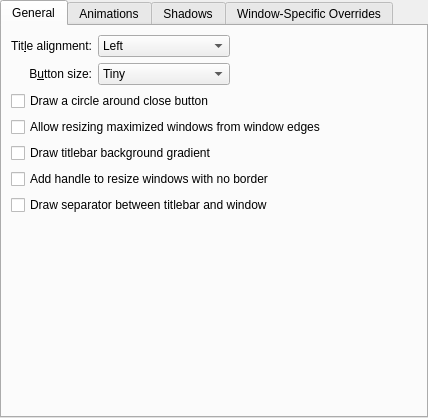
Qt form kdecoration/config/ui/breezeconfigurationui.ui (feren-OS/kwin-theme-inspire) before a commit.
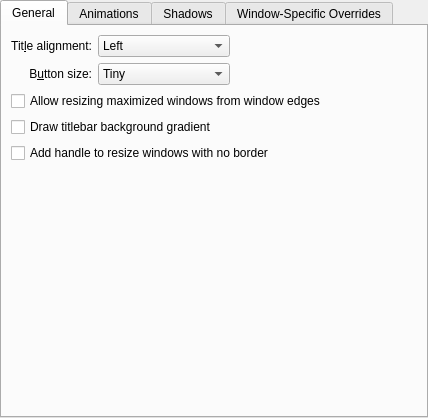
The same form after that commit. Custom widgets are drawn as their Qt base class.

Patch:
```diff
--- a/kdecoration/config/ui/breezeconfigurationui.ui
+++ b/kdecoration/config/ui/breezeconfigurationui.ui
@@ -136,13 +136,6 @@
          </property>
         </widget>
        </item>
-       <item row="6" column="0" colspan="3">
-        <widget class="QCheckBox" name="drawTitleBarSeparator">
-         <property name="text">
-          <string>Draw separator between titlebar and window</string>
-         </property>
-        </widget>
-       </item>
        <item row="3" column="0" colspan="3">
         <widget class="QCheckBox" name="drawBorderOnMaximizedWindows">
          <property name="text">
@@ -150,13 +143,6 @@
          </property>
         </widget>
        </item>
-       <item row="2" column="0" colspan="3">
-        <widget class="QCheckBox" name="outlineCloseButton">
-         <property name="text">
-          <string>Draw a circle around close button</string>
-         </property>
-        </widget>
-       </item>
        <item row="4" column="0" colspan="3">
         <widget class="QCheckBox" name="drawBackgroundGradient">
          <property name="text">
```
Left out of the diff: 2 changed lines with no effect on the pictures.
